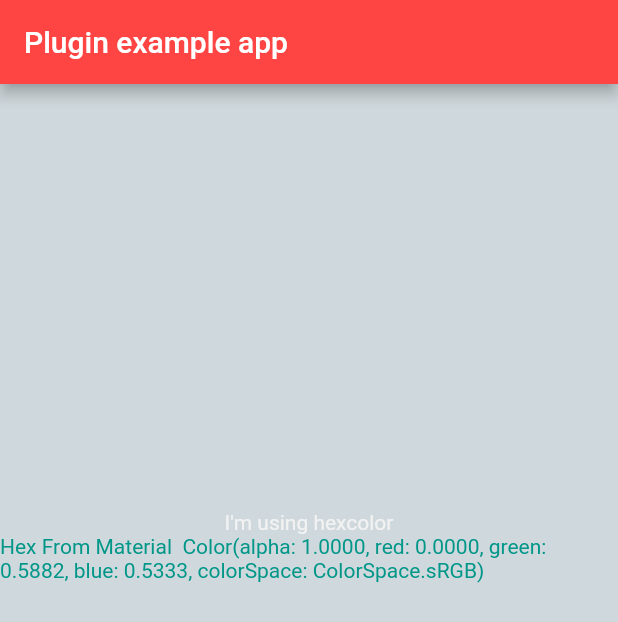
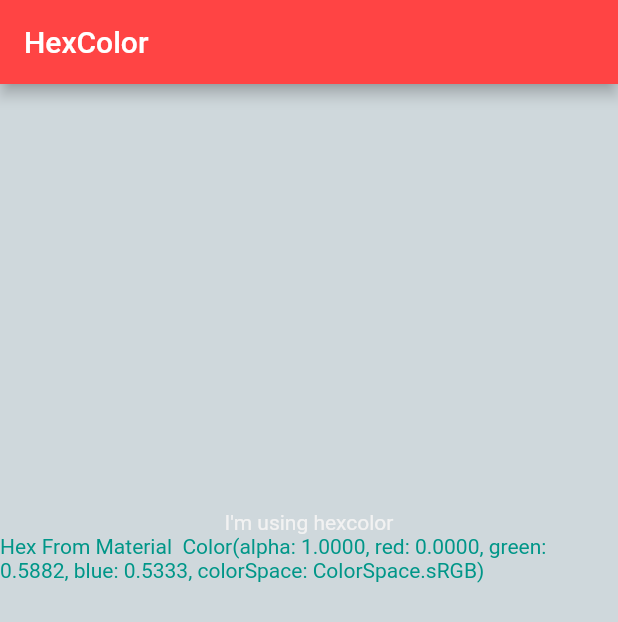
Before and after one commit to ggichure/hexcolor, a Flutter app: the screen it shows after launch, on a phone screen of 412 x 824 dp. Shown: the top 622 px of the screen. Run offline on Flutter 3.47's test engine with Material 2 defaults, Android fonts, the phone set to English and light mode, and no system bars; missing offline and left inert: dart:html.

Commit message:
coffee, 2.0.6

```diff
--- /dev/null
+++ b/analysis_options.yaml
@@ -0,0 +1,4 @@
+include: package:flutter_lints/flutter.yaml
+
+# Additional information about this file can be found at
+# https://dart.dev/guides/language/analysis-options
--- a/example/lib/main.dart
+++ b/example/lib/main.dart
@@ -20,8 +20,8 @@ class _MyAppState extends State<MyApp> {
     return MaterialApp(
       home: Scaffold(
         appBar: AppBar(
-          backgroundColor: HexColor("#ffff4444"),
-          title: const Text('Plugin example app'),
+          backgroundColor: HexColor("#ff4444"),
+          title: const Text('HexColor'),
         ),
         body: Container(
           decoration: new BoxDecoration(
--- a/lib/hexcolor_web.dart
+++ b/lib/hexcolor_web.dart
@@ -14,7 +14,7 @@ class HexcolorWeb {
     final MethodChannel channel = MethodChannel(
       'hexcolor',
       const StandardMethodCodec(),
-      registrar.messenger,
+
     );
 
     final pluginInstance = HexcolorWeb();
--- a/pubspec.yaml
+++ b/pubspec.yaml
@@ -1,12 +1,12 @@
 name: hexcolor
 description: A flutter plugin for bringing hex colors to dart hexcolorPlugin.
-version: 2.0.5
+version: 2.0.6
 
 
 homepage: https://github.com/ggichure/hexcolor
 
 environment:
-  sdk: ">=2.12.0 <3.0.0"
+  sdk: ">=2.15.0 <3.0.0"
   flutter: ">=2.0.1"
 
 dependencies:
```
Also changed, not shown: example/pubspec.lock, pubspec.lock, 13 other files.
